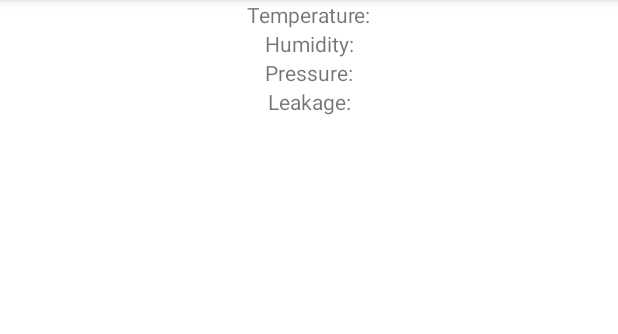
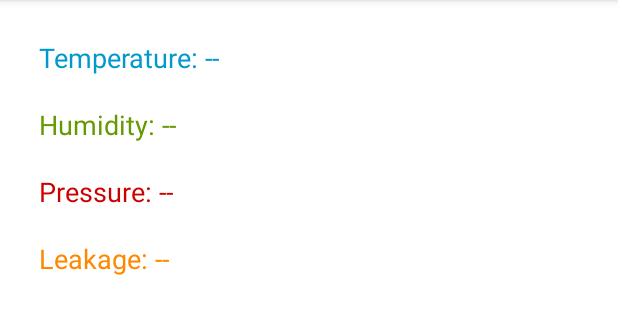
Before and after one commit to shaunak-deo/GasLeakageProject, an Android app: the screen it shows after launch (MainActivity), on a phone screen of 412 x 824 dp, the part 84-418 px from its top. Run offline under Robolectric (Android 15) with nearby library versions, the phone set to English and light mode, and no system bars; network calls fail.

Commit message:
Changes to the Ui

```diff
--- a/app/src/main/res/layout/activity_main.xml
+++ b/app/src/main/res/layout/activity_main.xml
@@ -4,42 +4,59 @@
     xmlns:tools="http://schemas.android.com/tools"
     android:layout_width="match_parent"
     android:layout_height="match_parent"
+    android:padding="16dp"
     tools:context=".MainActivity">
 
     <TextView
         android:id="@+id/tvTemperature"
-        android:layout_width="wrap_content"
+        android:layout_width="0dp"
         android:layout_height="wrap_content"
-        android:text="Temperature:"
+        android:text="Temperature: --"
+        android:textSize="18sp"
+        android:textColor="@android:color/holo_blue_dark"
+        android:background="@android:color/white"
+        android:padding="10dp"
         app:layout_constraintTop_toTopOf="parent"
-        app:layout_constraintLeft_toLeftOf="parent"
-        app:layout_constraintRight_toRightOf="parent"/>
+        app:layout_constraintStart_toStartOf="parent"
+        app:layout_constraintEnd_toEndOf="parent"/>
 
     <TextView
         android:id="@+id/tvHumidity"
-        android:layout_width="wrap_content"
+        android:layout_width="0dp"
         android:layout_height="wrap_content"
-        android:text="Humidity:"
+        android:text="Humidity: --"
+        android:textSize="18sp"
+        android:textColor="@android:color/holo_green_dark"
+        android:background="@android:color/white"
+        android:padding="10dp"
         app:layout_constraintTop_toBottomOf="@id/tvTemperature"
-        app:layout_constraintLeft_toLeftOf="parent"
-        app:layout_constraintRight_toRightOf="parent"/>
+        app:layout_constraintStart_toStartOf="parent"
+        app:layout_constraintEnd_toEndOf="parent"/>
 
     <TextView
         android:id="@+id/tvPressure"
-        android:layout_width="wrap_content"
+        android:layout_width="0dp"
         android:layout_height="wrap_content"
-        android:text="Pressure:"
+        android:text="Pressure: --"
+        android:textSize="18sp"
+        android:textColor="@android:color/holo_red_dark"
+        android:background="@android:color/white"
+        android:padding="10dp"
         app:layout_constraintTop_toBottomOf="@id/tvHumidity"
-        app:layout_constraintLeft_toLeftOf="parent"
-        app:layout_constraintRight_toRightOf="parent"/>
+        app:layout_constraintStart_toStartOf="parent"
+        app:layout_constraintEnd_toEndOf="parent"/>
 
     <TextView
         android:id="@+id/tvLeakage"
-        android:layout_width="wrap_content"
+        android:layout_width="0dp"
         android:layout_height="wrap_content"
-        android:text="Leakage:"
+        android:text="Leakage: --"
+        android:textSize="18sp"
+        android:textColor="@android:color/holo_orange_dark"
+        android:background="@android:color/white"
+        android:padding="10dp"
         app:layout_constraintTop_toBottomOf="@id/tvPressure"
-        app:layout_constraintLeft_toLeftOf="parent"
-        app:layout_constraintRight_toRightOf="parent"/>
+        app:layout_constraintStart_toStartOf="parent"
+        app:layout_constraintEnd_toEndOf="parent"/>
 
 </androidx.constraintlayout.widget.ConstraintLayout>
```
